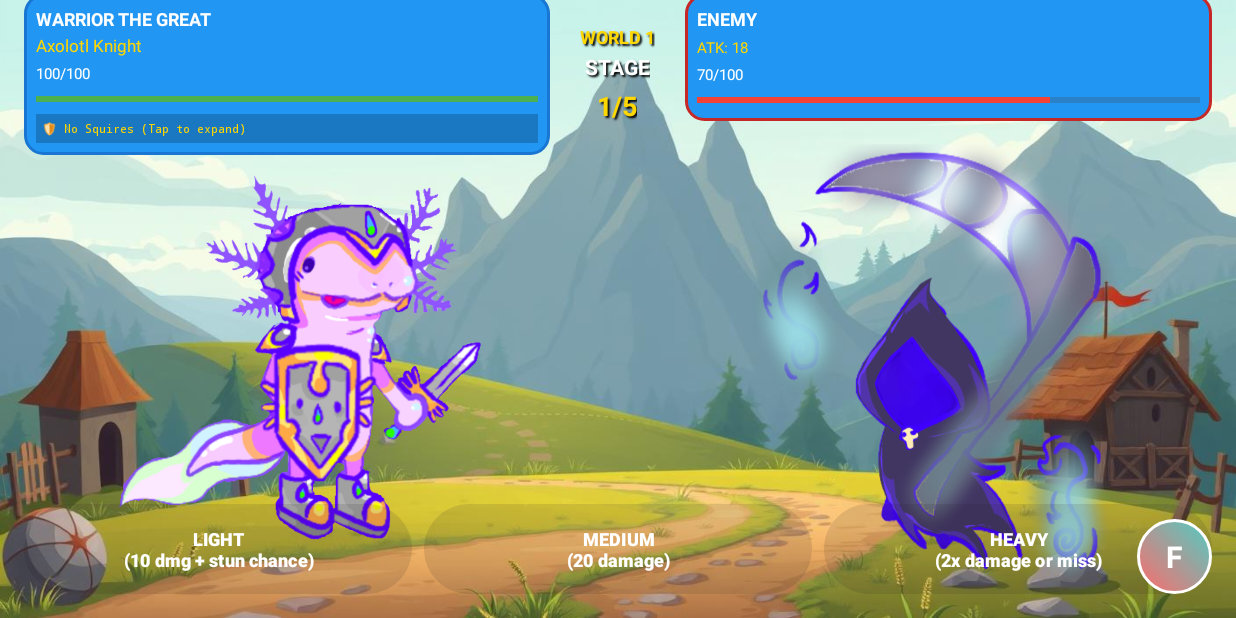
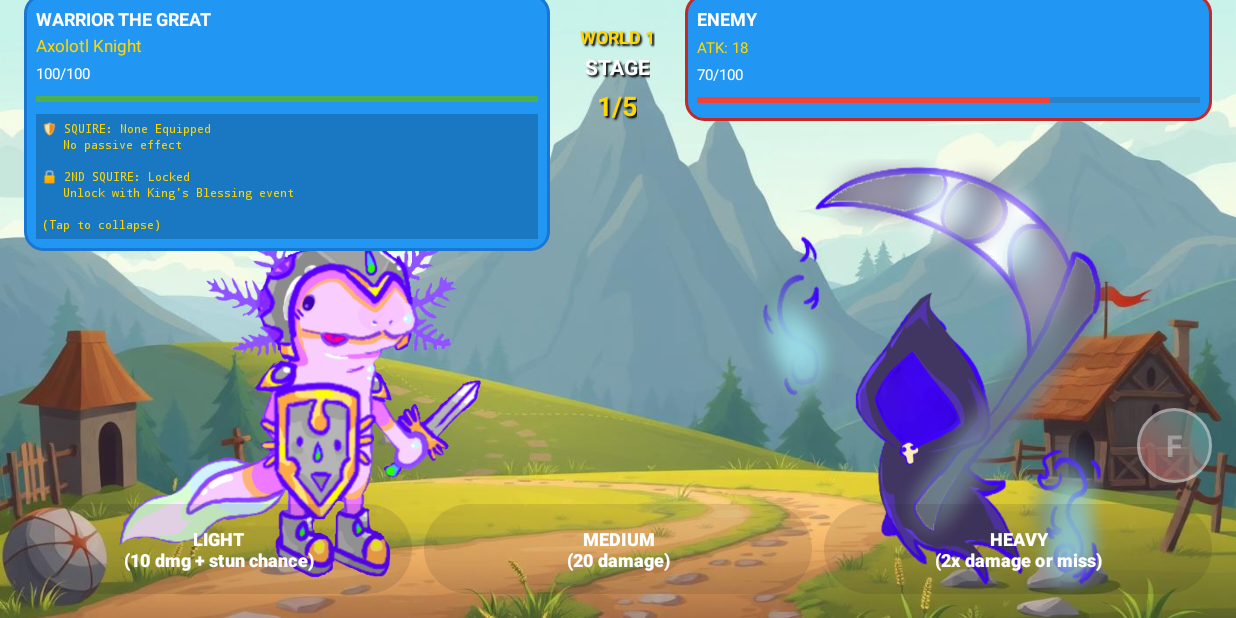
Before and after one commit to RadioactivCake/knight-battle-game, an Android app: the GameActivity screen opened directly, with no data from a screen before it, after a tap on an icon or button, on a phone screen of 824 x 412 dp (held sideways). Run offline under Robolectric (Android 15) with nearby library versions, the phone set to English and light mode, and no system bars; 2 other taps on this screen came first.

Commit message:
fixed character's pos,fixed and moved forfeit button

```diff
--- a/app/src/main/java/app/ij/game2/GameActivity.java
+++ b/app/src/main/java/app/ij/game2/GameActivity.java
@@ -162,9 +162,10 @@ public class GameActivity extends AppCompatActivity {
         surrenderButton.setOnClickListener(new View.OnClickListener() {
             @Override
             public void onClick(View v) {
-                if (!gameOver) {
+                if (canSurrender()) {
                     showSurrenderDialog();
                 }
+                // Silent when surrender is not available - no feedback needed
             }
         });
     }
@@ -421,8 +422,7 @@ public class GameActivity extends AppCompatActivity {
 
     private void updateButtonStates() {
         if (isPlayerTurn && !gameOver && !isPlayerAnimating) {
-            int currentAttack = player.getAttack(); // This now includes all bonuses
-
+            int currentAttack = player.getAttack();
             int lightDamage = currentAttack / 2;
             int mediumDamage = currentAttack;
 
@@ -430,21 +430,17 @@ public class GameActivity extends AppCompatActivity {
             mediumAttackButton.setText("MEDIUM\n(" + mediumDamage + " damage)");
             heavyAttackButton.setText("HEAVY\n(2x damage or miss)");
 
-            // ENABLE buttons only when it's safe
             enableAttackButtons();
 
-            // Enhanced debug for dual squires
-            PassiveManager pm = player.getPassiveManager();
-            if (pm.getActivePassives().size() > 0) {
-                android.util.Log.d("BattleUI", "Active passives from " + pm.getActivePassives().size() + " squires:");
-                for (int i = 0; i < pm.getActivePassives().size(); i++) {
-                    Knight.PassiveEffect passive = pm.getActivePassives().get(i);
-                    android.util.Log.d("BattleUI", "  " + (i+1) + ". " + passive.getName() + " = " + (passive.getValue() * 100) + "%");
-                }
-            }
+            // NEW: Enable surrender button when player can act
+            surrenderButton.setEnabled(true);
+            surrenderButton.setAlpha(1.0f);
         } else {
-            // DISABLE buttons when not player's turn or during animations
             disableAttackButtons();
+
+            // NEW: Disable surrender button when it's not player's turn or during animations
+            surrenderButton.setEnabled(false);
+            surrenderButton.setAlpha(0.5f); // Make it look disabled
         }
     }
 
@@ -1515,6 +1511,14 @@ public class GameActivity extends AppCompatActivity {
         );
     }
 
+    private boolean canSurrender() {
+        // Can only surrender when:
+        // 1. Game is not over
+        // 2. It's player's turn
+        // 3. Player is not currently animating (hasn't chosen an attack yet)
+        return !gameOver && isPlayerTurn && !isPlayerAnimating;
+    }
+
 
 
 
--- a/app/src/main/res/layout/activity_game.xml
+++ b/app/src/main/res/layout/activity_game.xml
@@ -27,8 +27,7 @@
         android:clipChildren="false"
         android:clipToPadding="false"
         android:padding="16dp"
-        android:paddingTop="40dp"
-        android:paddingBottom="120dp">
+        android:paddingTop="40dp">
 
         <!-- Player Character Area - Left Side -->
         <LinearLayout
@@ -37,6 +36,7 @@
             android:layout_weight="1"
             android:gravity="bottom|center_horizontal"
             android:orientation="vertical"
+            android:layout_marginBottom="-25dp"
             android:clipChildren="false"
             android:clipToPadding="false">
 
@@ -70,6 +70,7 @@
             android:layout_weight="1"
             android:gravity="bottom|center_horizontal"
             android:orientation="vertical"
+            android:layout_marginBottom="-10dp"
             android:clipChildren="false"
             android:clipToPadding="false">
 
@@ -351,6 +352,6 @@
         android:clickable="true"
         android:focusable="true"
         android:layout_marginEnd="16dp"
-        android:layout_marginBottom="16dp" />
+        android:layout_marginBottom="90dp" />
 
 </FrameLayout>
```
